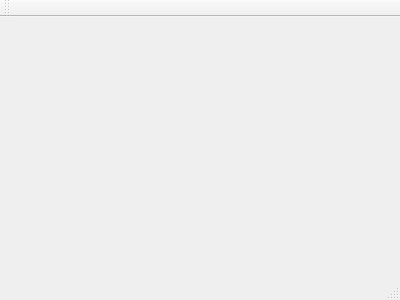
This is mainwindow.ui in AnvarNazar/Malayalam-OCR-GenData as Qt 5 draws it before an edit. The edited form follows.
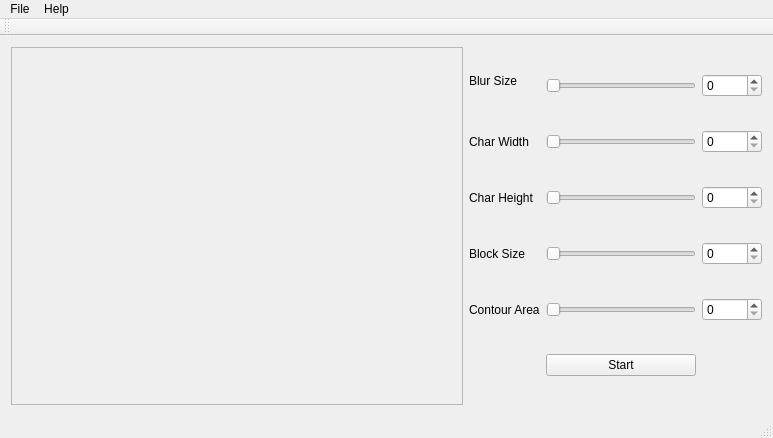
This is the edited form.

Commit message: training dialog complete

```diff
--- a/mainwindow.ui
+++ b/mainwindow.ui
@@ -1,24 +1,418 @@
 <ui version="4.0">
  <class>MainWindow</class>
- <widget class="QMainWindow" name="MainWindow" >
-  <property name="geometry" >
+ <widget class="QMainWindow" name="MainWindow">
+  <property name="windowModality">
+   <enum>Qt::ApplicationModal</enum>
+  </property>
+  <property name="geometry">
    <rect>
     <x>0</x>
     <y>0</y>
-    <width>400</width>
-    <height>300</height>
+    <width>773</width>
+    <height>438</height>
    </rect>
   </property>
   <property name="windowTitle" >
    <string>MainWindow</string>
   </property>
-  <widget class="QMenuBar" name="menuBar" />
-  <widget class="QToolBar" name="mainToolBar" />
-  <widget class="QWidget" name="centralWidget" />
-  <widget class="QStatusBar" name="statusBar" />
+  <widget class="QWidget" name="centralWidget">
+   <layout class="QHBoxLayout" name="horizontalLayout">
+    <item>
+     <widget class="QScrollArea" name="scrollArea">
+      <property name="widgetResizable">
+       <bool>true</bool>
+      </property>
+      <widget class="QWidget" name="scrollAreaWidgetContents">
+       <property name="geometry">
+        <rect>
+         <x>0</x>
+         <y>0</y>
+         <width>428</width>
+         <height>347</height>
+        </rect>
+       </property>
+       <layout class="QHBoxLayout" name="horizontalLayout_2">
+        <item>
+         <widget class="QLabel" name="label">
+          <property name="sizePolicy">
+           <sizepolicy hsizetype="Expanding" vsizetype="Expanding">
+            <horstretch>0</horstretch>
+            <verstretch>0</verstretch>
+           </sizepolicy>
+          </property>
+          <property name="text">
+           <string/>
+          </property>
+         </widget>
+        </item>
+       </layout>
+      </widget>
+     </widget>
+    </item>
+    <item>
+     <layout class="QGridLayout" name="gridLayout">
+      <item row="4" column="1">
+       <widget class="QSlider" name="contourAreaSlider">
+        <property name="sizePolicy">
+         <sizepolicy hsizetype="Fixed" vsizetype="Fixed">
+          <horstretch>0</horstretch>
+          <verstretch>0</verstretch>
+         </sizepolicy>
+        </property>
+        <property name="minimumSize">
+         <size>
+          <width>150</width>
+          <height>0</height>
+         </size>
+        </property>
+        <property name="maximum">
+         <number>500</number>
+        </property>
+        <property name="orientation">
+         <enum>Qt::Horizontal</enum>
+        </property>
+       </widget>
+      </item>
+      <item row="0" column="1">
+       <widget class="QSlider" name="blurSizeSlider">
+        <property name="sizePolicy">
+         <sizepolicy hsizetype="Minimum" vsizetype="Fixed">
+          <horstretch>0</horstretch>
+          <verstretch>0</verstretch>
+         </sizepolicy>
+        </property>
+        <property name="minimumSize">
+         <size>
+          <width>150</width>
+          <height>0</height>
+         </size>
+        </property>
+        <property name="maximum">
+         <number>100</number>
+        </property>
+        <property name="orientation">
+         <enum>Qt::Horizontal</enum>
+        </property>
+       </widget>
+      </item>
+      <item row="1" column="1">
+       <widget class="QSlider" name="charWidthSlider">
+        <property name="sizePolicy">
+         <sizepolicy hsizetype="Fixed" vsizetype="Fixed">
+          <horstretch>0</horstretch>
+          <verstretch>0</verstretch>
+         </sizepolicy>
+        </property>
+        <property name="minimumSize">
+         <size>
+          <width>150</width>
+          <height>0</height>
+         </size>
+        </property>
+        <property name="maximum">
+         <number>100</number>
+        </property>
+        <property name="orientation">
+         <enum>Qt::Horizontal</enum>
+        </property>
+       </widget>
+      </item>
+      <item row="4" column="0">
+       <widget class="QLabel" name="label_4">
+        <property name="sizePolicy">
+         <sizepolicy hsizetype="Fixed" vsizetype="Preferred">
+          <horstretch>0</horstretch>
+          <verstretch>0</verstretch>
+         </sizepolicy>
+        </property>
+        <property name="baseSize">
+         <size>
+          <width>3</width>
+          <height>3</height>
+         </size>
+        </property>
+        <property name="text">
+         <string>Contour Area</string>
+        </property>
+       </widget>
+      </item>
+      <item row="1" column="2">
+       <widget class="QSpinBox" name="charWidthBox">
+        <property name="sizePolicy">
+         <sizepolicy hsizetype="Fixed" vsizetype="Fixed">
+          <horstretch>0</horstretch>
+          <verstretch>0</verstretch>
+         </sizepolicy>
+        </property>
+        <property name="minimumSize">
+         <size>
+          <width>60</width>
+          <height>0</height>
+         </size>
+        </property>
+        <property name="maximum">
+         <number>100</number>
+        </property>
+       </widget>
+      </item>
+      <item row="3" column="2">
+       <widget class="QSpinBox" name="blockSizeBox">
+        <property name="sizePolicy">
+         <sizepolicy hsizetype="Fixed" vsizetype="Fixed">
+          <horstretch>0</horstretch>
+          <verstretch>0</verstretch>
+         </sizepolicy>
+        </property>
+        <property name="minimumSize">
+         <size>
+          <width>60</width>
+          <height>0</height>
+         </size>
+        </property>
+        <property name="maximum">
+         <number>100</number>
+        </property>
+       </widget>
+      </item>
+      <item row="0" column="0" alignment="Qt::AlignTop">
+       <widget class="QLabel" name="label_2">
+        <property name="sizePolicy">
+         <sizepolicy hsizetype="Fixed" vsizetype="Preferred">
+          <horstretch>0</horstretch>
+          <verstretch>0</verstretch>
+         </sizepolicy>
+        </property>
+        <property name="baseSize">
+         <size>
+          <width>3</width>
+          <height>3</height>
+         </size>
+        </property>
+        <property name="text">
+         <string>Blur Size</string>
+        </property>
+       </widget>
+      </item>
+      <item row="4" column="2">
+       <widget class="QSpinBox" name="contourAreaBox">
+        <property name="sizePolicy">
+         <sizepolicy hsizetype="Fixed" vsizetype="Fixed">
+          <horstretch>0</horstretch>
+          <verstretch>0</verstretch>
+         </sizepolicy>
+        </property>
+        <property name="minimumSize">
+         <size>
+          <width>60</width>
+          <height>0</height>
+         </size>
+        </property>
+        <property name="maximum">
+         <number>500</number>
+        </property>
+       </widget>
+      </item>
+      <item row="1" column="0">
+       <widget class="QLabel" name="label_3">
+        <property name="sizePolicy">
+         <sizepolicy hsizetype="Fixed" vsizetype="Preferred">
+          <horstretch>0</horstretch>
+          <verstretch>0</verstretch>
+         </sizepolicy>
+        </property>
+        <property name="baseSize">
+         <size>
+          <width>3</width>
+          <height>3</height>
+         </size>
+        </property>
+        <property name="text">
+         <string>Char Width</string>
+        </property>
+       </widget>
+      </item>
+      <item row="2" column="0">
+       <widget class="QLabel" name="label_5">
+        <property name="sizePolicy">
+         <sizepolicy hsizetype="Fixed" vsizetype="Preferred">
+          <horstretch>0</horstretch>
+          <verstretch>0</verstretch>
+         </sizepolicy>
+        </property>
+        <property name="baseSize">
+         <size>
+          <width>3</width>
+          <height>3</height>
+         </size>
+        </property>
+        <property name="text">
+         <string>Char Height</string>
+        </property>
+       </widget>
+      </item>
+      <item row="3" column="0">
+       <widget class="QLabel" name="label_10">
+        <property name="sizePolicy">
+         <sizepolicy hsizetype="Fixed" vsizetype="Preferred">
+          <horstretch>0</horstretch>
+          <verstretch>0</verstretch>
+         </sizepolicy>
+        </property>
+        <property name="baseSize">
+         <size>
+          <width>3</width>
+          <height>3</height>
+         </size>
+        </property>
+        <property name="text">
+         <string>Block Size</string>
+        </property>
+       </widget>
+      </item>
+      <item row="3" column="1">
+       <widget class="QSlider" name="blockSizeSlider">
+        <property name="sizePolicy">
+         <sizepolicy hsizetype="Fixed" vsizetype="Fixed">
+          <horstretch>0</horstretch>
+          <verstretch>0</verstretch>
+         </sizepolicy>
+        </property>
+        <property name="minimumSize">
+         <size>
+          <width>150</width>
+          <height>0</height>
+         </size>
+        </property>
+        <property name="maximum">
+         <number>100</number>
+        </property>
+        <property name="orientation">
+         <enum>Qt::Horizontal</enum>
+        </property>
+       </widget>
+      </item>
+      <item row="2" column="1">
+       <widget class="QSlider" name="charHeightSlider">
+        <property name="sizePolicy">
+         <sizepolicy hsizetype="Fixed" vsizetype="Fixed">
+          <horstretch>0</horstretch>
+          <verstretch>0</verstretch>
+         </sizepolicy>
+        </property>
+        <property name="minimumSize">
+         <size>
+          <width>150</width>
+          <height>0</height>
+         </size>
+        </property>
+        <property name="maximum">
+         <number>100</number>
+        </property>
+        <property name="orientation">
+         <enum>Qt::Horizontal</enum>
+        </property>
+       </widget>
+      </item>
+      <item row="2" column="2">
+       <widget class="QSpinBox" name="charHeightBox">
+        <property name="sizePolicy">
+         <sizepolicy hsizetype="Fixed" vsizetype="Fixed">
+          <horstretch>0</horstretch>
+          <verstretch>0</verstretch>
+         </sizepolicy>
+        </property>
+        <property name="minimumSize">
+         <size>
+          <width>60</width>
+          <height>0</height>
+         </size>
+        </property>
+        <property name="maximum">
+         <number>100</number>
+        </property>
+       </widget>
+      </item>
+      <item row="0" column="2">
+       <widget class="QSpinBox" name="blurSizeBox">
+        <property name="sizePolicy">
+         <sizepolicy hsizetype="Fixed" vsizetype="Fixed">
+          <horstretch>0</horstretch>
+          <verstretch>0</verstretch>
+         </sizepolicy>
+        </property>
+        <property name="minimumSize">
+         <size>
+          <width>60</width>
+          <height>0</height>
+         </size>
+        </property>
+        <property name="maximum">
+         <number>100</number>
+        </property>
+       </widget>
+      </item>
+      <item row="5" column="1">
+       <widget class="QPushButton" name="startTrainingButton">
+        <property name="text">
+         <string>Start</string>
+        </property>
+       </widget>
+      </item>
+     </layout>
+    </item>
+   </layout>
+  </widget>
+  <widget class="QMenuBar" name="menuBar">
+   <property name="geometry">
+    <rect>
+     <x>0</x>
+     <y>0</y>
+     <width>773</width>
+     <height>27</height>
+    </rect>
+   </property>
+   <widget class="QMenu" name="menuFile">
+    <property name="title">
+     <string>File</string>
+    </property>
+    <addaction name="actionOpen"/>
+    <addaction name="actionExit"/>
+   </widget>
+   <widget class="QMenu" name="menuHelp">
+    <property name="title">
+     <string>Help</string>
+    </property>
+    <addaction name="actionAbout"/>
+   </widget>
+   <addaction name="menuFile"/>
+   <addaction name="menuHelp"/>
+  </widget>
+  <widget class="QToolBar" name="mainToolBar">
+   <attribute name="toolBarArea">
+    <enum>TopToolBarArea</enum>
+   </attribute>
+   <attribute name="toolBarBreak">
+    <bool>false</bool>
+   </attribute>
+  </widget>
+  <widget class="QStatusBar" name="statusBar"/>
+  <action name="actionOpen">
+   <property name="text">
+    <string>Open</string>
+   </property>
+  </action>
+  <action name="actionExit">
+   <property name="text">
+    <string>Exit</string>
+   </property>
+  </action>
+  <action name="actionAbout">
+   <property name="text">
+    <string>About</string>
+   </property>
+  </action>
  </widget>
- <layoutDefault spacing="6" margin="11" />
- <pixmapfunction></pixmapfunction>
+ <layoutdefault spacing="6" margin="11"/>
  <resources/>
  <connections/>
 </ui>
```
Left out of the diff: 3 changed lines with no effect on the pictures. The commit also changes 10 other files.
